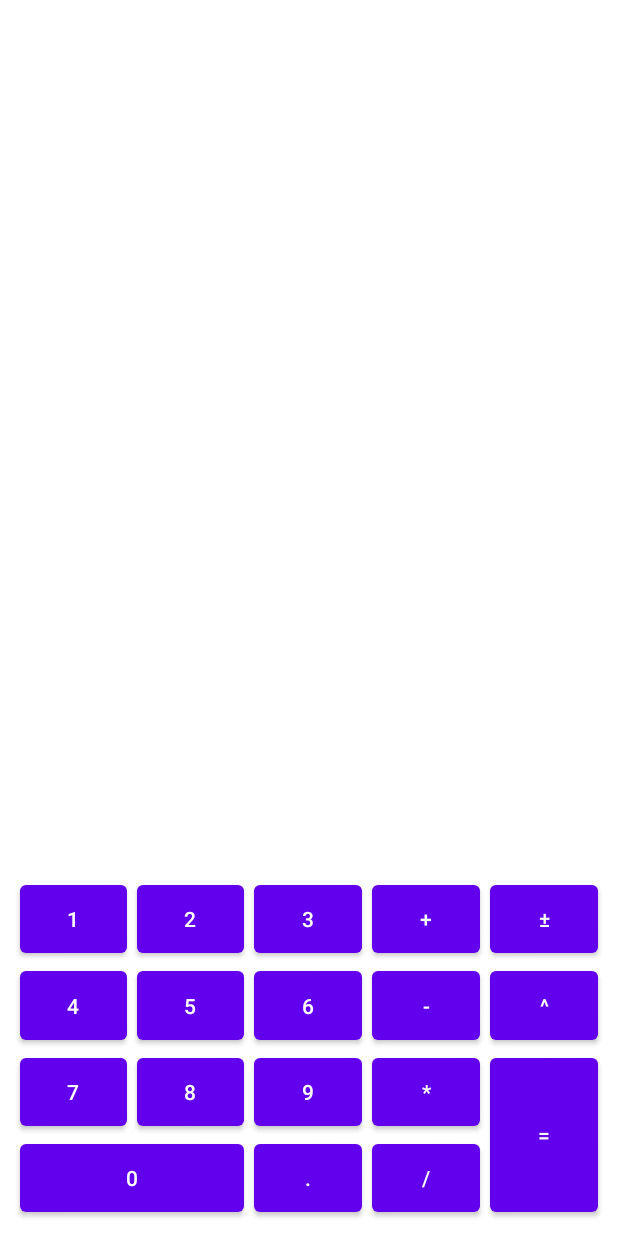
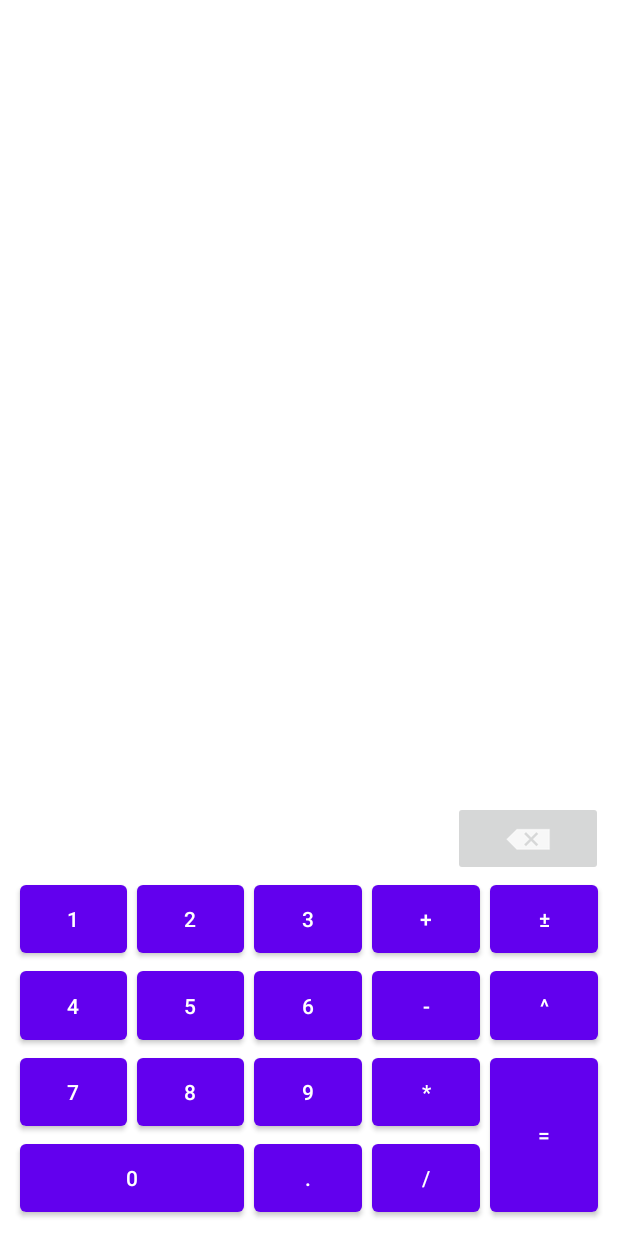
Before and after one commit to painwall/calculator, an Android app: the screen it shows after launch (MainActivity), on a phone screen of 412 x 824 dp. Run offline under Robolectric (Android 15) with nearby library versions, the phone set to English and light mode, and no system bars.

Commit message:
create method setDefaultValues create deleteButton create delete all in field (long click on the deleteButton)

```diff
--- a/app/src/main/res/layout/activity_main.xml
+++ b/app/src/main/res/layout/activity_main.xml
@@ -12,6 +12,8 @@
         android:layout_width="0dp"
         android:layout_height="230dp"
         android:layout_margin="10sp"
+        android:layout_marginStart="10dp"
+        android:layout_marginEnd="10dp"
         app:columnCount="5"
         app:layout_constraintBottom_toBottomOf="parent"
         app:layout_constraintEnd_toEndOf="parent"
@@ -275,9 +277,8 @@
             app:layout_column="4"
             app:layout_columnWeight="1"
             app:layout_row="2"
-            app:layout_rowWeight="1"
             app:layout_rowSpan="2"
-            />
+            app:layout_rowWeight="1" />
 
 
     </androidx.gridlayout.widget.GridLayout>
@@ -292,6 +293,20 @@
         app:layout_constraintBottom_toTopOf="@+id/layout_with_buttons"
         app:layout_constraintEnd_toEndOf="parent"
         app:layout_constraintStart_toStartOf="parent"
-        app:layout_constraintTop_toTopOf="parent" />
+        app:layout_constraintTop_toTopOf="parent"
+        app:layout_constraintVertical_bias="0.83" />
+
+    <ImageButton
+        android:id="@+id/deleteButton"
+        android:layout_width="100dp"
+        android:layout_height="50dp"
+        android:layout_marginEnd="10dp"
+        app:layout_constraintBottom_toTopOf="@+id/layout_with_buttons"
+        app:layout_constraintEnd_toEndOf="parent"
+        app:layout_constraintHorizontal_bias="1.0"
+        app:layout_constraintStart_toStartOf="parent"
+        app:layout_constraintTop_toBottomOf="@+id/field"
+        app:layout_constraintVertical_bias="1.0"
+        app:srcCompat="@android:drawable/ic_input_delete" />
 
 </androidx.constraintlayout.widget.ConstraintLayout>
```
Also changed, not shown: app/src/main/java/com/example/calculator/MainActivity.java (+22 -4 lines).
